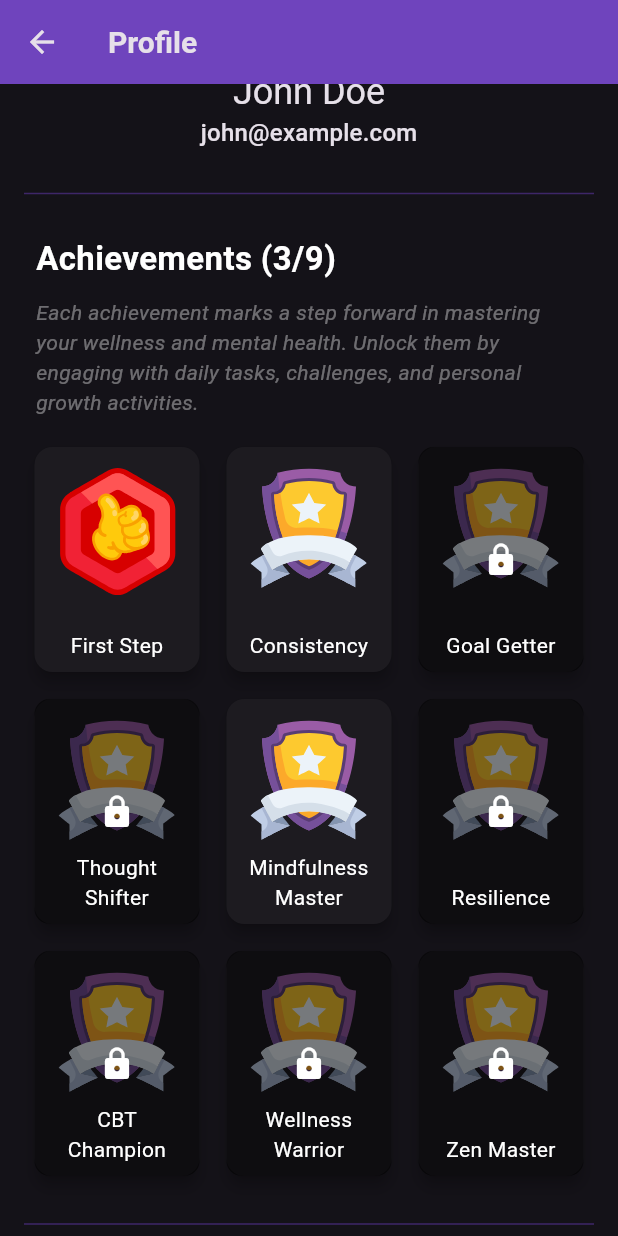
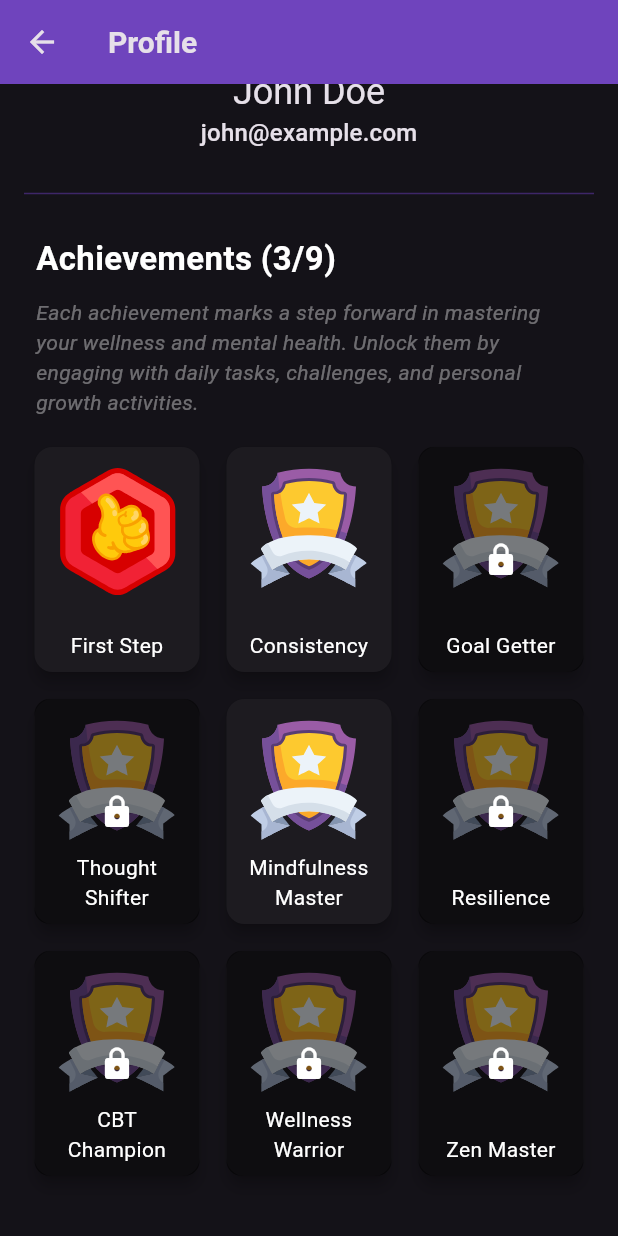
Before and after one commit to Santhusha-UX/fyp_CBTify, a Flutter app: the UserProfileScreen screen opened directly, scrolled down 187 dp, on a phone screen of 412 x 824 dp. Run offline on Flutter 3.47's test engine with Material 3 defaults, Android fonts, the light colour scheme and no system bars; drawn by our look-alikes of overlay_support; our stand-ins replace audioplayers, auto_size_text, fl_chart, flutter_secure_storage, gradient_borders, lottie and 5 more; accounts and stored records are empty.

Commit message:
add app icon & update profile page

```diff
--- a/lib/pages/profile_page.dart
+++ b/lib/pages/profile_page.dart
@@ -195,8 +195,6 @@
             const SizedBox(height: 20),
             _buildAchievementGallery(achievements),
             const SizedBox(height: 20),
-            Divider(color: Colors.deepPurple.withOpacity(0.5)),
-            const SizedBox(height: 20),
           ],
         ),
       ),
```
Also changed, not shown: 5 other files.
